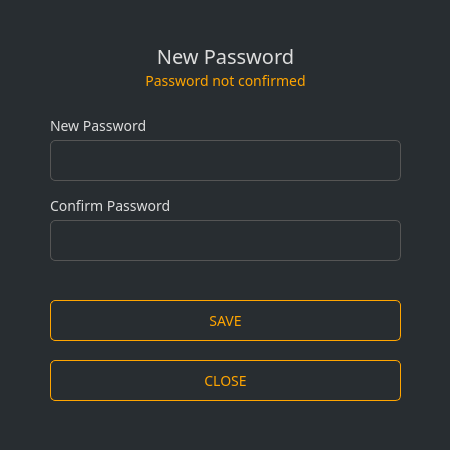
ConcealNetwork/conceal-desktop, file src/gui/ui/newpassworddialog.ui: the form before one commit.
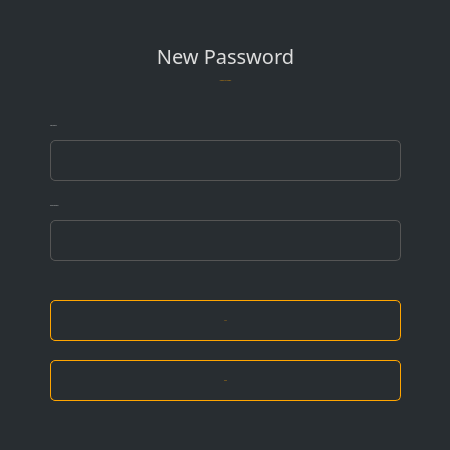
The form after the commit.

Commit message: Remove fonts and font sizes in preparation for changing them programmatically

```diff
--- a/src/gui/ui/newpassworddialog.ui
+++ b/src/gui/ui/newpassworddialog.ui
@@ -96,7 +96,7 @@
        </font>
       </property>
       <property name="styleSheet">
-       <string notr="true">color: #ddd;border-right: 0px;font-size: 14px;</string>
+       <string notr="true">color: #ddd;border-right: 0px;</string>
       </property>
       <property name="text">
        <string>New Password</string>
@@ -164,7 +164,7 @@
        </font>
       </property>
       <property name="styleSheet">
-       <string notr="true">color: #ddd;border-right: 0px;font-size: 14px;</string>
+       <string notr="true">color: #ddd;border-right: 0px;</string>
       </property>
       <property name="text">
        <string>Confirm Password</string>
@@ -214,7 +214,7 @@
        </font>
       </property>
       <property name="styleSheet">
-       <string notr="true">color: orange;border-right: 0px;font-size: 14px;</string>
+       <string notr="true">color: orange;border-right: 0px;</string>
       </property>
       <property name="text">
        <string>Password not confirmed</string>
@@ -252,8 +252,8 @@
 {
     color: orange; ;
     border: 1px solid orange;
-    font-size: 14px;
-    border-radius: 5px; font-family: 'Poppins';
+    
+    border-radius: 5px; 
 }
 
 QPushButton#m_okButton:hover
@@ -298,8 +298,8 @@
 {
     color: orange; ;
     border: 1px solid orange;
-    font-size: 14px;
-    border-radius: 5px; font-family: 'Poppins';
+    
+    border-radius: 5px; 
 }
 
 QPushButton#m_cancelButton:hover
```
Left out of the diff: 12 changed lines with no effect on the pictures. The commit also changes 16 other files.
